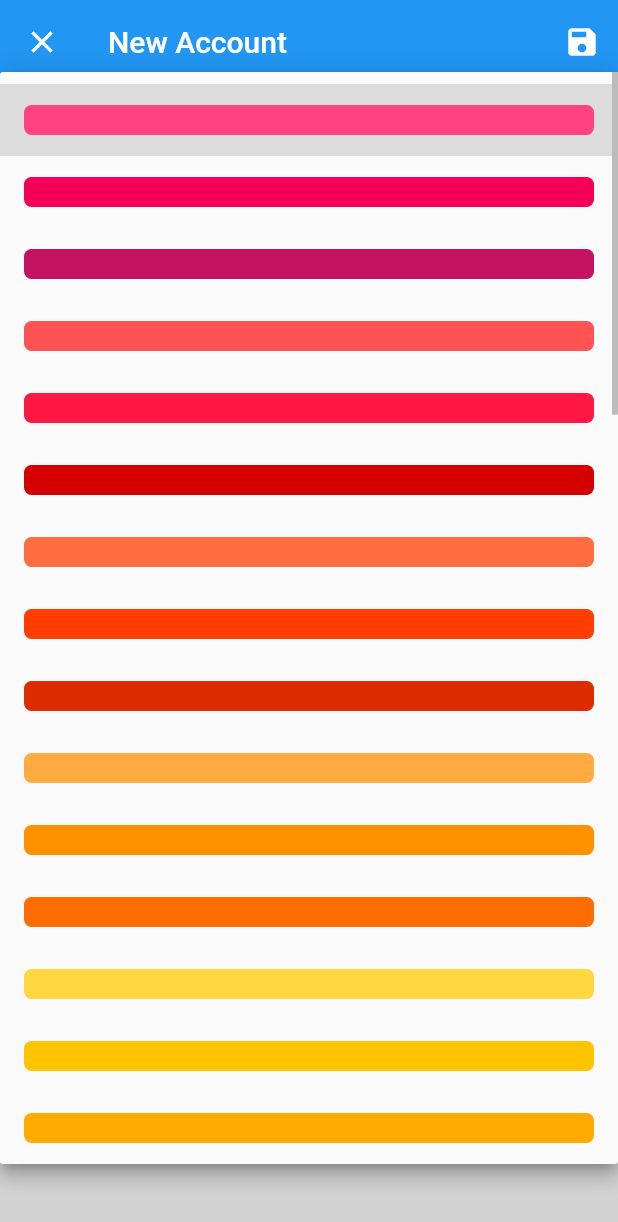
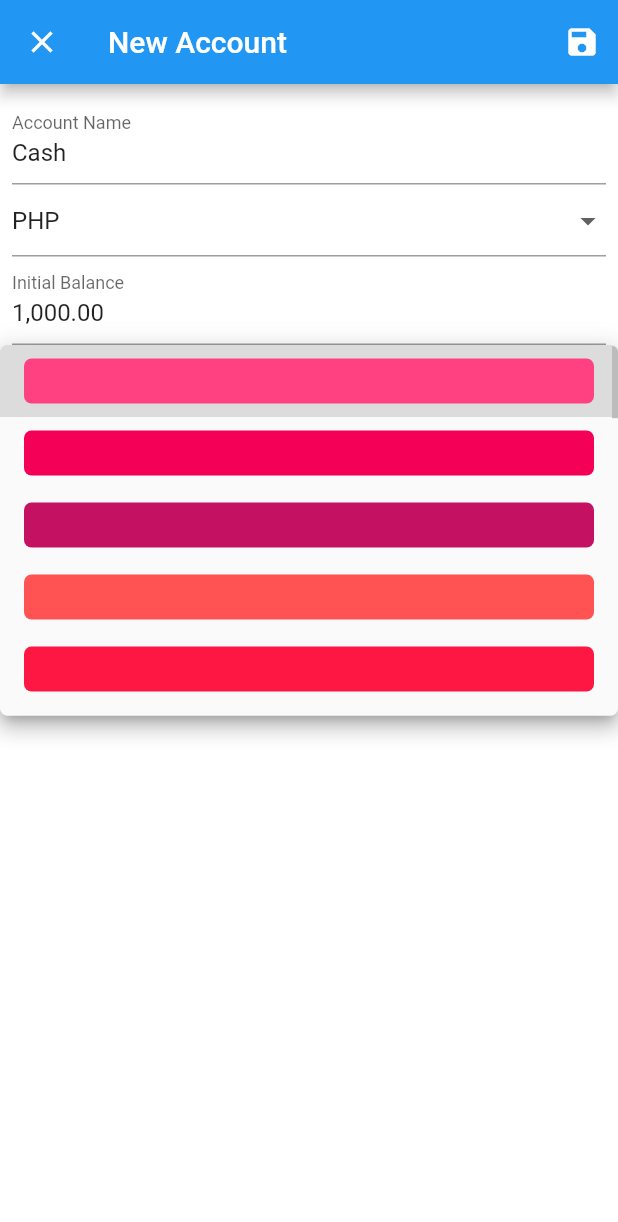
Before and after one commit to joneldominic/personal-finance-management-app, a Flutter app: the AccountDetailsView screen opened by its route, after a tap on "Color", on a phone screen of 412 x 824 dp. Shown: the top 1222 px of the screen. Run offline on Flutter 3.47's test engine with Material 2 defaults, Android fonts, the light colour scheme and no system bars; our stand-ins replace freezed_annotation, logger, stacked, stacked_core, stacked_services; generated files the repository leaves out were written again.

Commit message:
Improved AccountDetailsView to handle Add

```diff
--- a/lib/app/app.locator.dart
+++ b/lib/app/app.locator.dart
@@ -6,7 +6,6 @@
 
 // ignore_for_file: public_member_api_docs
 
-// ignore: depend_on_referenced_packages
 import 'package:stacked_core/stacked_core.dart';
 import 'package:stacked_services/stacked_services.dart';
 
--- a/lib/ui/views/account/account_details/account_details_view.dart
+++ b/lib/ui/views/account/account_details/account_details_view.dart
@@ -28,7 +28,6 @@ import 'package:stacked/stacked_annotations.dart';
 class AccountDetailsView extends StatelessWidget with $AccountDetailsView {
   AccountDetailsView({Key? key}) : super(key: key);
 
-  // TODO: Decoration and theming (Backgroundcolor, Focus Colors)
   // TODO: Wrap with scrollable
   // TODO: Breakdown components into builders
   @override
@@ -61,8 +60,9 @@ class AccountDetailsView extends StatelessWidget with $AccountDetailsView {
             ),
           ],
         ),
-        body: Padding(
+        body: Container(
           padding: const EdgeInsets.all(8.0),
+          color: customTheme.contrastBackgroundColor,
           child: Column(
             children: [
               TextField(
@@ -97,23 +97,16 @@ class AccountDetailsView extends StatelessWidget with $AccountDetailsView {
               DropdownButtonFormField(
                 key: const ValueKey(ColorValueKey),
                 value: model.colorValue,
+                menuMaxHeight:
+                    screenHeightPercentage(context, percentage: 0.30),
+                borderRadius: BorderRadius.circular(5),
                 decoration: const InputDecoration(
                   label: Text("Color"),
-                  // enabledBorder: OutlineInputBorder(
-                  //   borderSide: BorderSide(color: Colors.blue, width: 2),
-                  //   borderRadius: BorderRadius.circular(20),
-                  // ),
-                  // border: OutlineInputBorder(
-                  //   borderSide: BorderSide(color: Colors.blue, width: 2),
-                  //   borderRadius: BorderRadius.circular(20),
-                  // ),
-                  // filled: true,
-                  // fillColor: Colors.blueAccent,
                 ),
                 selectedItemBuilder: (context) =>
                     ColorValueToTitleMap.keys.map<Widget>((value) {
                   return Container(
-                    height: 20,
+                    height: 30,
                     width: screenWidth(context) - 40,
                     decoration: BoxDecoration(
                       borderRadius: BorderRadius.circular(5),
@@ -129,7 +122,7 @@ class AccountDetailsView extends StatelessWidget with $AccountDetailsView {
                         key: ValueKey('$value key'),
                         value: value,
                         child: Container(
-                          height: 20,
+                          height: 30,
                           decoration: BoxDecoration(
                             borderRadius: BorderRadius.circular(5),
                             color: Color(
--- a/lib/ui/views/account/account_details/account_details_viewmodel.dart
+++ b/lib/ui/views/account/account_details/account_details_viewmodel.dart
@@ -19,7 +19,7 @@ class AccountDetailsViewModel extends FormViewModel {
     required TextEditingController balanceController,
   }) {
     // TODO: initialize data here
-    setColor('0xff74fe07');
+    // setColor('0xff74fe07');
     setCurrency('PHP');
     accountNameController.text = "Cash";
     balanceController.text = "1,000.00";
```
